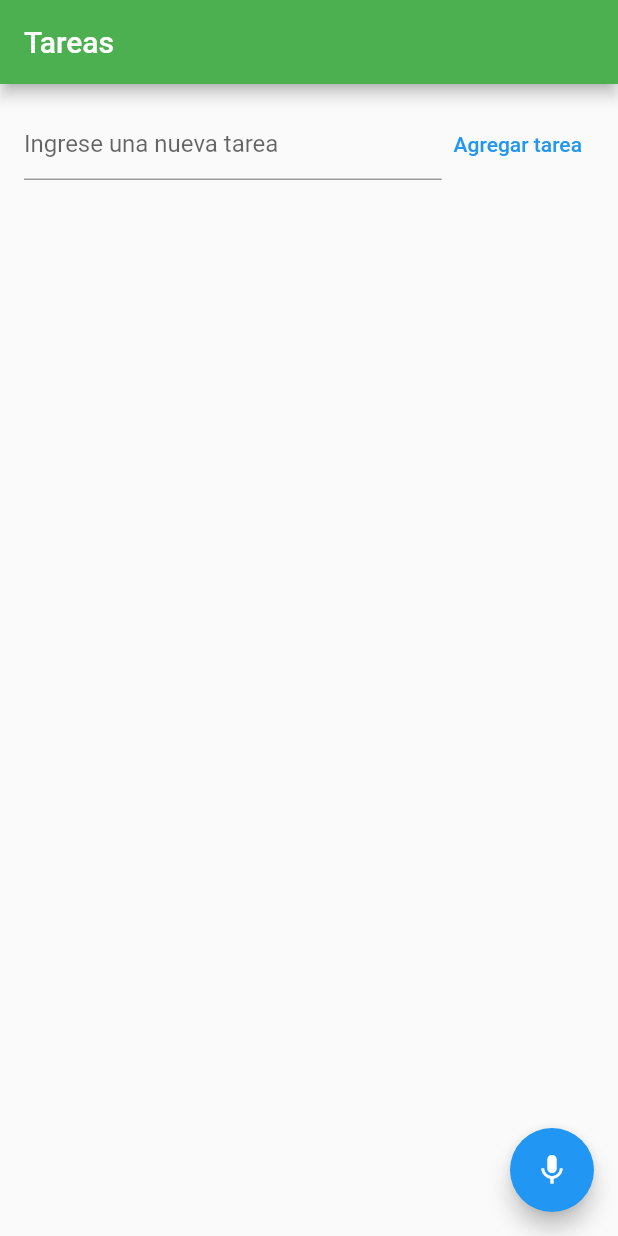
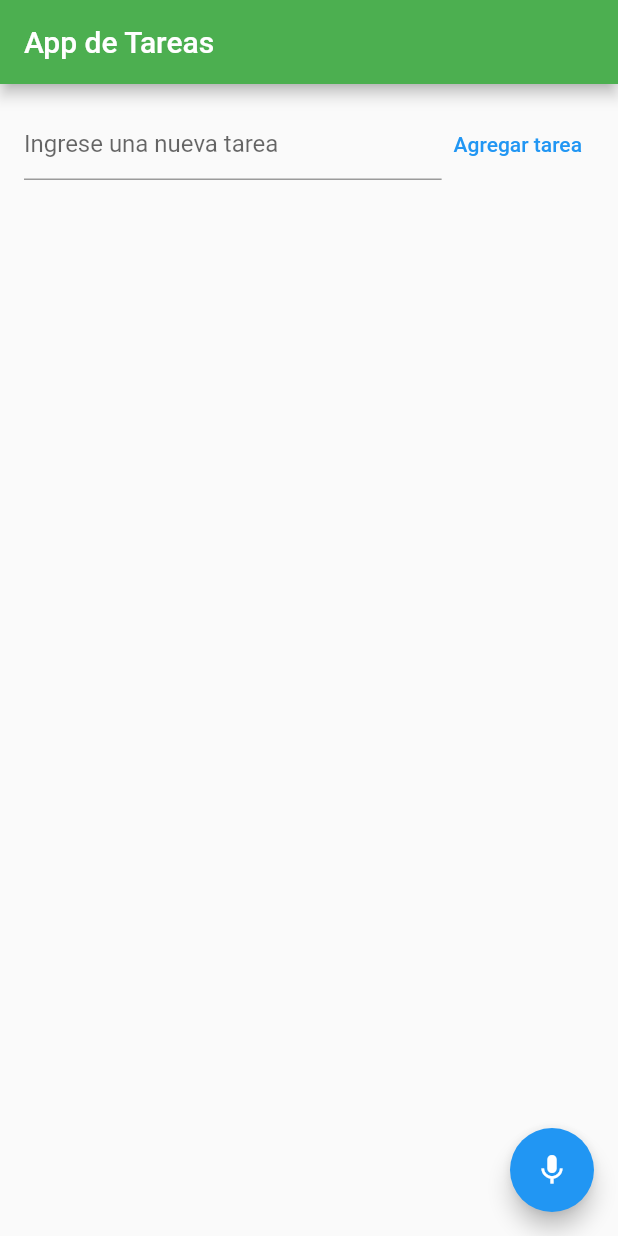
Before and after one commit to Alisson-Cruz/proyecto, a Flutter app: the screen it shows after launch, on a phone screen of 412 x 824 dp. Run offline on Flutter 3.47's test engine with Material 2 defaults, Android fonts, the phone set to English and light mode, and no system bars; our stand-ins replace speech_to_text.

Commit message:
Modificación en el titulo

```diff
--- a/lib/main.dart
+++ b/lib/main.dart
@@ -110,7 +110,7 @@ class _TaskScreenState extends State<TaskScreen> {
   Widget build(BuildContext context) {
     return Scaffold(
       appBar: AppBar(
-        title: Text('Tareas'),
+        title: Text('App de Tareas'),
         backgroundColor: Colors.green,
       ),
       body: Column(
```
